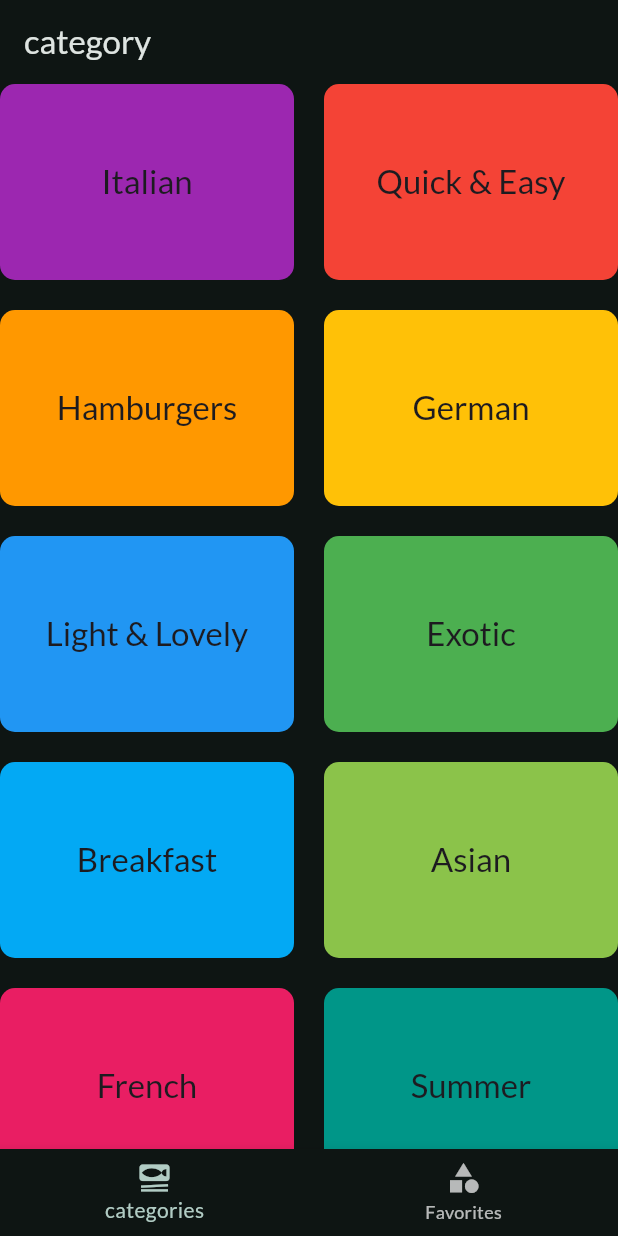
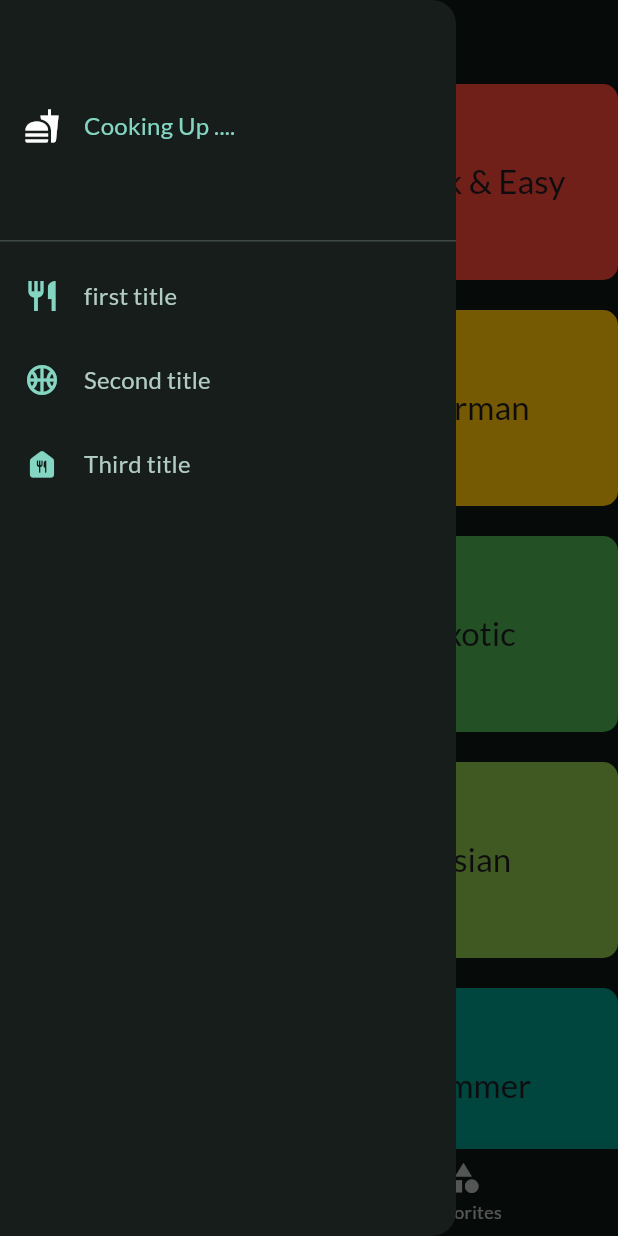
Before and after one commit to mhnazary/mealApp, a Flutter app: the screen it shows after launch, with the side drawer open (before the commit the screen has no drawer), on a phone screen of 412 x 824 dp. Run offline on Flutter 3.47's test engine with Material 3 defaults, Android fonts, the phone set to English and light mode, and no system bars; our stand-ins replace google_fonts, transparent_image.

Commit message:
Added Drawer

```diff
--- a/lib/Screen/tabs.dart
+++ b/lib/Screen/tabs.dart
@@ -1,7 +1,7 @@
 import 'package:flutter/material.dart';
 import 'package:meal_app/Screen/categories.dart';
-import 'package:meal_app/Screen/meal.dart';
 import 'package:meal_app/widget/favorite.dart';
+import 'package:meal_app/widget/main_drawer.dart';
 
 class TabScreen extends StatefulWidget {
   const TabScreen({super.key});
@@ -20,6 +20,13 @@ class _TabScreenState extends State<TabScreen> {
     });
   }
 
+  void _onSelectScreen(String Identifier) {
+    if (Identifier == "meals") {
+    } else {
+      Navigator.of(context).pop();
+    }
+  }
+
   @override
   Widget build(BuildContext context) {
     Widget activePage = Categories(); // for body
@@ -31,6 +38,7 @@ class _TabScreenState extends State<TabScreen> {
     }
     return Scaffold(
       appBar: AppBar(title: Text(title)),
+      drawer: MainDrawer(onSelectscreen: _onSelectScreen),
       body: activePage,
       bottomNavigationBar: BottomNavigationBar(
         onTap: selectedtabs,
--- /dev/null
+++ b/lib/widget/main_drawer.dart
@@ -0,0 +1,77 @@
+import 'package:flutter/material.dart';
+import 'package:meal_app/Screen/categories.dart';
+
+class MainDrawer extends StatelessWidget {
+  const MainDrawer({super.key, required this.onSelectscreen});
+
+  final void Function(String identifire) onSelectscreen;
+
+  @override
+  Widget build(BuildContext context) {
+    return Drawer(
+      child: Column(
+        children: [
+          DrawerHeader(
+            child: Row(
+              children: [
+                Icon(Icons.fastfood),
+                SizedBox(width: 16),
+                Text(
+                  'Cooking Up ....',
+                  style: Theme.of(context).textTheme.titleMedium!.copyWith(
+                    color: Theme.of(context).colorScheme.primary,
+                  ),
+                ),
+              ],
+            ),
+          ),
+          ListTile(
+            leading: Icon(
+              Icons.restaurant,
+              color: Theme.of(context).colorScheme.primary,
+            ),
+            title: Text(
+              'first title',
+              style: Theme.of(context).textTheme.titleMedium!.copyWith(
+                color: Theme.of(context).colorScheme.secondary,
+              ),
+            ),
+            onTap: () {
+              onSelectscreen('meals');
+            },
+          ),
+          ListTile(
+            leading: Icon(
+              Icons.sports_basketball_outlined,
+              color: Theme.of(context).colorScheme.primary,
+            ),
+            title: Text(
+              'Second title',
+              style: Theme.of(context).textTheme.titleMedium!.copyWith(
+                color: Theme.of(context).colorScheme.secondary,
+              ),
+            ),
+            onTap: () {
+              onSelectscreen('category');
+            },
+          ),
+          ListTile(
+            leading: Icon(
+              Icons.food_bank_rounded,
+              color: Theme.of(context).colorScheme.primary,
+            ),
+            title: Text(
+              'Third title',
+              style: Theme.of(context).textTheme.titleMedium!.copyWith(
+                color: Theme.of(context).colorScheme.secondary,
+              ),
+            ),
+            onTap: () {
+              onSelectscreen('filters');
+            },
+          ),
+        ],
+      ),
+    );
+  }
+}
```
